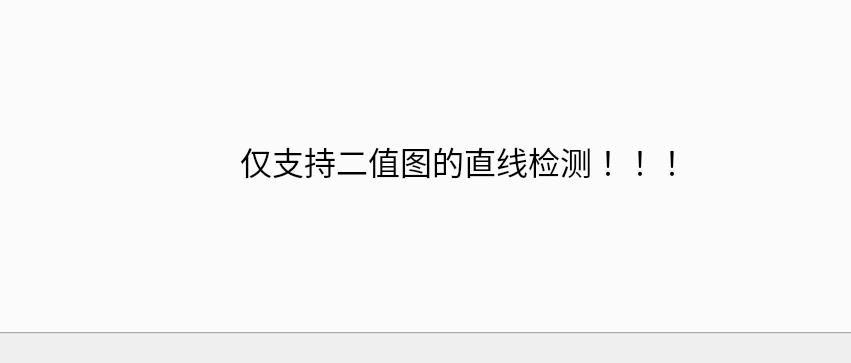
This is Source_Code/mainwindow.ui in L1B0/Digital-image-processing as Qt 5 draws it before an edit; both pictures show x 296 to 1147 and y 524 to 887 of the 1258 by 887 pixel window. The edited form follows.
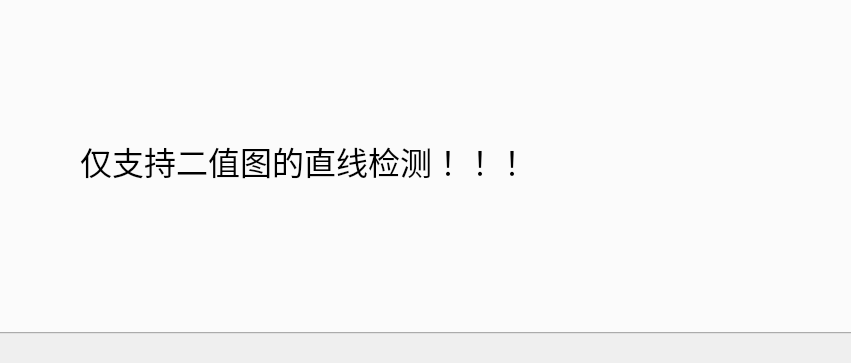
This is the edited form. The open tabs and pages were chosen to show the change. Custom widgets are drawn as their Qt base class.

```diff
--- a/Source_Code/mainwindow.ui
+++ b/Source_Code/mainwindow.ui
@@ -81,7 +81,7 @@
       <widget class="QLabel" name="label_2">
        <property name="geometry">
         <rect>
-         <x>480</x>
+         <x>320</x>
          <y>550</y>
          <width>531</width>
          <height>91</height>
```
Left out of the diff: 2 changed lines with no effect on the pictures.
